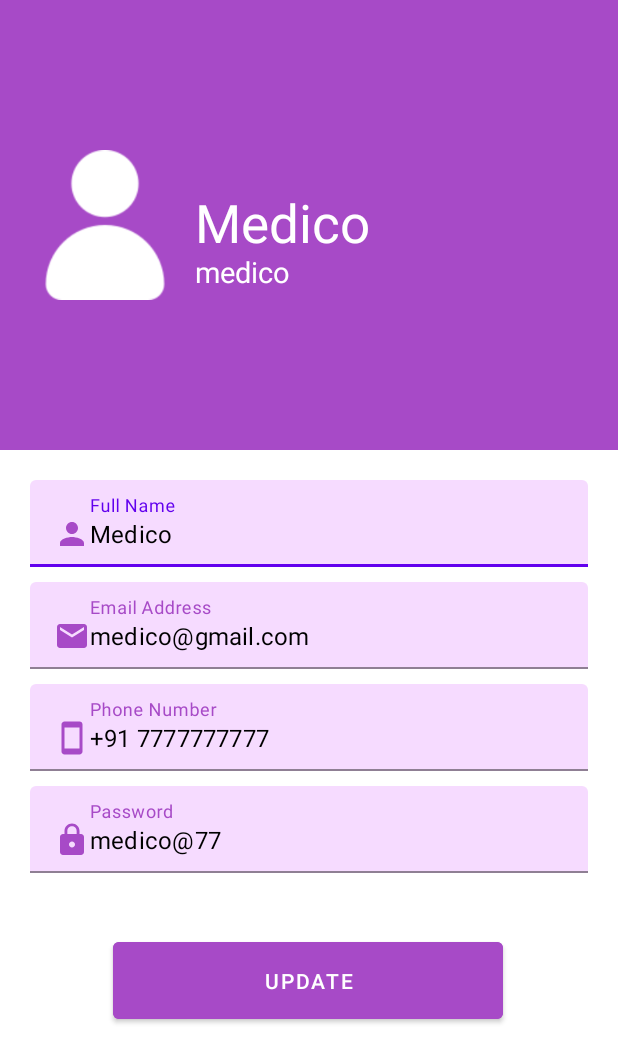
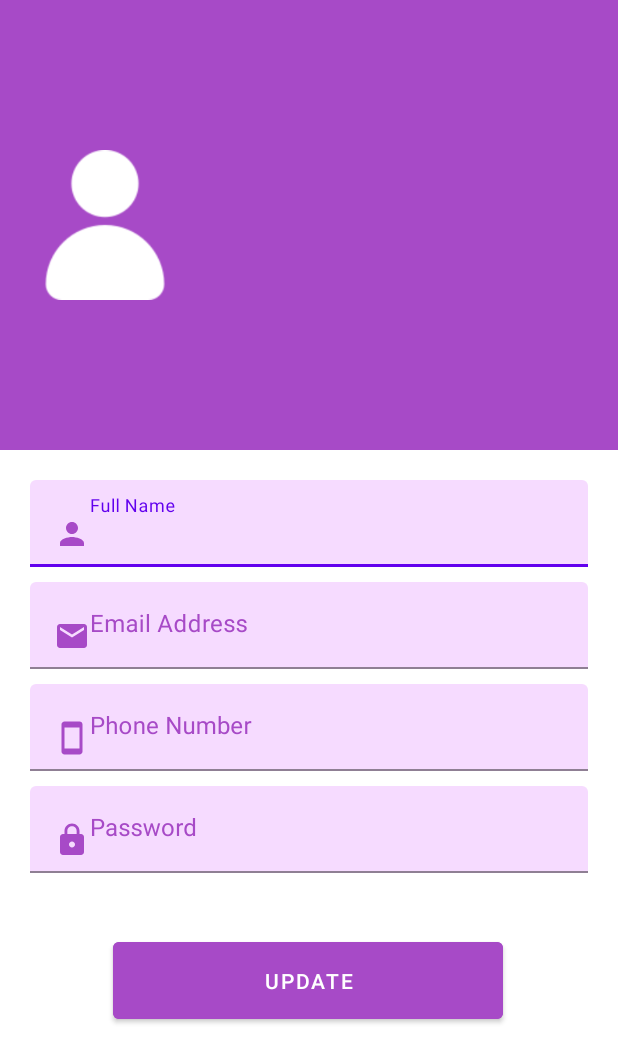
Before and after one commit to Reeya0713/MEDICO, an Android app: the profilepage screen opened directly, with no data from a screen before it, on a phone screen of 412 x 824 dp. Shown: the top 1063 px of the screen. Run offline under Robolectric (Android 15) with nearby library versions, the phone set to English and light mode, and no system bars; our stand-ins replace Firebase (no records; nobody signed in at launch, a user with empty details on screens opened directly); Roboto replaces fonts that are not available here.

Commit message:
MEDICO_ANDROID2

```diff
--- a/app/src/main/java/com/reeyabhatt/medicoodac/profilepage.java
+++ b/app/src/main/java/com/reeyabhatt/medicoodac/profilepage.java
@@ -1,10 +1,30 @@
 package com.reeyabhatt.medicoodac;
 
 import androidx.appcompat.app.AppCompatActivity;
+
+import android.content.Intent;
 import android.os.Bundle;
+import android.view.View;
 import android.view.WindowManager;
+import android.widget.Button;
+import android.widget.TextView;
+import android.widget.Toast;
+
+import com.google.android.material.textfield.TextInputLayout;
+import com.google.firebase.database.DatabaseReference;
+import com.google.firebase.database.FirebaseDatabase;
 
 public class profilepage extends AppCompatActivity {
+
+    //Variables
+    TextInputLayout fullname, email, phonenumber, password;
+    TextView fullNamelabel, usernameLabel;
+    Button proBtn;
+
+    //Global Variables to hold user data inside this activity
+    String _USERNAME, _NAME, _EMAIL, _PHONENUMBER, _PASSWORD;
+
+    DatabaseReference reference;
 
     @Override
     protected void onCreate(Bundle savedInstanceState) {
@@ -12,5 +32,64 @@ public class profilepage extends AppCompatActivity {
         getWindow().setFlags(WindowManager.LayoutParams.FLAG_FULLSCREEN, WindowManager.LayoutParams.FLAG_FULLSCREEN);
         getSupportActionBar().hide();
         setContentView(R.layout.activity_profilepage);
+
+        reference = FirebaseDatabase.getInstance().getReference("users");
+
+        //Hooks
+        fullname = findViewById(R.id.pro_fullname);
+        email = findViewById(R.id.pro_email);
+        phonenumber = findViewById(R.id.pro_phonenumber);
+        password = findViewById(R.id.pro_password);
+        fullNamelabel = findViewById(R.id.full_name);
+        usernameLabel = findViewById(R.id.pro_username);
+        proBtn = findViewById(R.id.probtn);
+
+        //ShowAllData
+        showAllUserData();
+
+    }
+
+    private void showAllUserData(){
+
+        Intent i = getIntent();
+        _USERNAME = i.getStringExtra("username");
+        _NAME = i.getStringExtra("name");
+        _EMAIL = i.getStringExtra("email");
+        _PHONENUMBER = i.getStringExtra("phonenumber");
+        _PASSWORD = i.getStringExtra("password");
+
+        fullNamelabel.setText(_NAME);
+        usernameLabel.setText(_USERNAME);
+        fullname.getEditText().setText(_NAME);
+        email.getEditText().setText(_EMAIL);
+        phonenumber.getEditText().setText(_PHONENUMBER);
+        password.getEditText().setText(_PASSWORD);
+    }
+
+    public void  proUpdate(View view){
+        if(isNameChanged() || isPasswordChanged()){
+            Toast.makeText(this, "Data Updated !", Toast.LENGTH_SHORT).show();
+        }
+        else Toast.makeText(this, "Data is same and can't be updated.", Toast.LENGTH_SHORT).show();
+    }
+
+    private boolean isNameChanged() {
+        if(!_NAME.equals(fullname.getEditText().getText().toString())){
+            reference.child(_USERNAME).child("name").setValue(fullname.getEditText().getText().toString());
+            _NAME = fullname.getEditText().getText().toString();
+            return true;
+        } else {
+            return false;
+        }
+    }
+
+    private boolean isPasswordChanged() {
+        if(!_PASSWORD.equals(password.getEditText().getText().toString())){
+            reference.child(_USERNAME).child("password").setValue(password.getEditText().getText().toString());
+            _PASSWORD = password.getEditText().getText().toString();
+            return true;
+        } else {
+            return false;
+        }
     }
 }
--- a/app/src/main/java/com/reeyabhatt/medicoodac/register.java
+++ b/app/src/main/java/com/reeyabhatt/medicoodac/register.java
@@ -173,7 +173,7 @@ public class register extends AppCompatActivity {
         startActivity(i);
 
         //Storing Data in firebase
-        /*UserHelperClass helperClass = new UserHelperClass(name, username, email, phoneno,password);
+        /*UserHelperClass helperClass = new UserHelperClass(name, username, email, phoneno, password);
         reference.child(username).setValue(helperClass);
 
         Toast.makeText(this, "Your Account has been created successfully.", Toast.LENGTH_SHORT).show();
--- a/app/src/main/res/layout/activity_homepage.xml
+++ b/app/src/main/res/layout/activity_homepage.xml
@@ -5,6 +5,7 @@
     android:layout_width="match_parent"
     android:layout_height="match_parent"
     tools:context=".homepage"
+    android:id="@+id/drawer_layout"
     android:fitsSystemWindows="true"
     tools:openDrawer="start">
 
@@ -25,7 +26,7 @@
         android:background="#FFFFFF">
 
         <androidx.appcompat.widget.Toolbar
-            android:id="@+id/toolbar"
+            android:id="@+id/toolbarMenu"
             android:layout_width="0dp"
             android:layout_height="wrap_content"
             android:background="#FFFFFF"
--- a/app/src/main/res/layout/activity_profilepage.xml
+++ b/app/src/main/res/layout/activity_profilepage.xml
@@ -58,6 +58,7 @@
             android:layout_width="match_parent"
             android:layout_height="wrap_content"
             android:hint="Full Name"
+            android:id="@+id/pro_fullname"
             app:endIconTint="#A74AC7"
             android:textColorHint="#A74AC7"
             android:cursorVisible="true"
@@ -78,6 +79,7 @@
             android:layout_height="wrap_content"
             android:layout_marginTop="10dp"
             android:hint="Email Address"
+            android:id="@+id/pro_email"
             app:endIconTint="#A74AC7"
             android:textColorHint="#A74AC7"
             android:cursorVisible="true"
@@ -98,6 +100,7 @@
             android:layout_height="wrap_content"
             android:layout_marginTop="10dp"
             android:hint="Phone Number"
+            android:id="@+id/pro_phonenumber"
             app:endIconTint="#A74AC7"
             android:textColorHint="#A74AC7"
             android:cursorVisible="true"
@@ -118,6 +121,7 @@
             android:layout_height="wrap_content"
             android:layout_marginTop="10dp"
             android:hint="Password"
+            android:id="@+id/pro_password"
             app:endIconTint="#A74AC7"
             android:textColorHint="#A74AC7"
             android:cursorVisible="true"
@@ -136,10 +140,12 @@
     </LinearLayout>
 
     <Button
+        android:id="@+id/probtn"
         android:layout_width="260dp"
         android:layout_height="63dp"
         android:backgroundTint="#A74AC7"
         android:text="Update"
+        android:onClick="proUpdate"
         android:textColor="@color/white"
         android:layout_marginTop="20dp"
         android:layout_marginStart="75dp"/>
--- a/app/src/main/res/values/strings.xml
+++ b/app/src/main/res/values/strings.xml
@@ -5,4 +5,7 @@
     <string name="inbox_link">20/09/2022\nAppointment at 10.30am to 11.30am\nhttps://meet.google.com/me-di-co</string>
     <string name="inbox_link1">10/08/2022\nAppointment at 10.30am to 11.30am\nhttps://meet.google.com/me-di-co</string>
     <string name="payment">Online Audio and Video Consulation\nPersonalized Verification</string>
+    <string name="navigation_drawer_open">Open navigation drawer</string>
+    <string name="navigation_drawer_close">Close navigation drawer</string>
+
 </resources>
```
Also changed, not shown: app/src/main/java/com/reeyabhatt/medicoodac/homepage.java (+29 -0 lines), app/src/main/java/com/reeyabhatt/medicoodac/verifyphoneno.java (+6 -20 lines).
